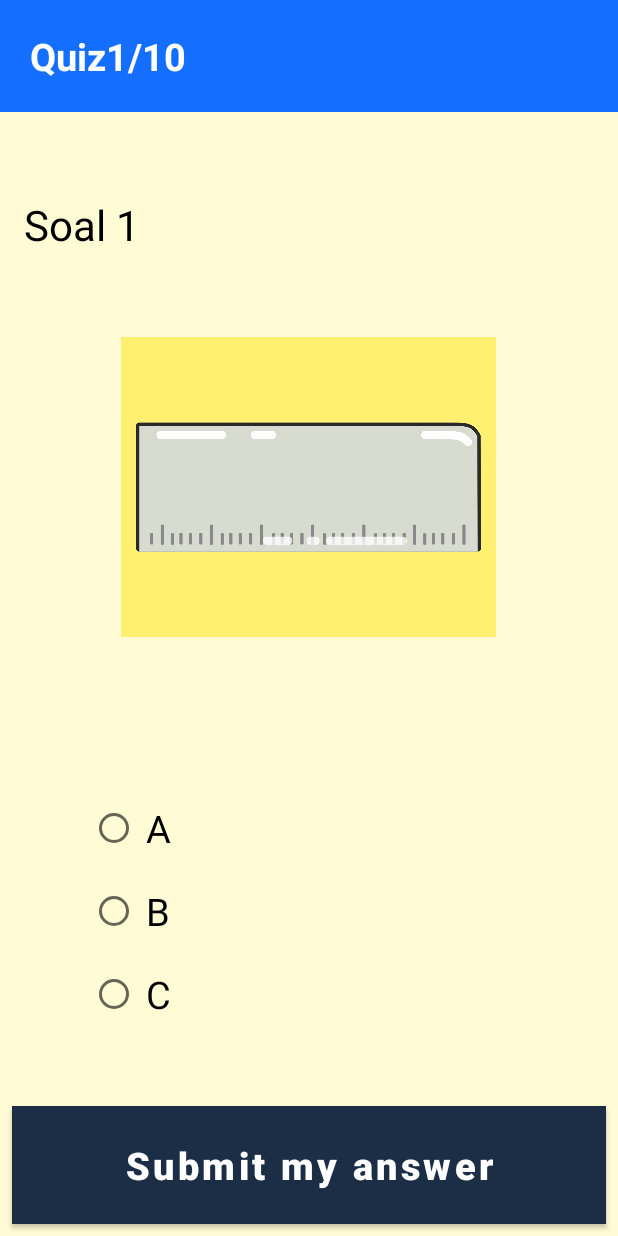
After one commit to Arispuuu/Belajar-Matematika, an Android app: the QuizBulatActivity screen opened directly, with no data from a screen before it, on a phone screen of 412 x 824 dp. The commit adds this screen. Run offline under Robolectric (Android 15) with nearby library versions, the phone set to English and light mode, and no system bars.

Commit message:
quiz uji coba jadi

```diff
--- a/app/src/main/AndroidManifest.xml
+++ b/app/src/main/AndroidManifest.xml
@@ -11,6 +11,12 @@
         android:roundIcon="@mipmap/ic_launcher_round"
         android:supportsRtl="true"
         android:theme="@style/Theme.BelajarMatematika">
+        <activity
+            android:name=".Quiz.ResultBulatActivity"
+            android:exported="false" />
+        <activity
+            android:name=".Quiz.QuizBulatActivity"
+            android:exported="false" />
         <activity
             android:name=".menuKuis.KuisActivity"
             android:exported="false" />
--- /dev/null
+++ b/app/src/main/java/com/c/belajarmatematika/Quiz/Quiz1.java
@@ -0,0 +1,103 @@
+package com.c.belajarmatematika.Quiz;
+
+public class Quiz1 {
+
+    private String mQuestions[] = {
+
+            "Soal 1",
+            "Soal 2",
+            "Soal 3",
+            "Soal 4",
+            "Soal 5",
+            "Soal 6",
+            "Soal 7",
+            "Soal 8",
+            "Soal 9",
+            "Soal 10",
+    };
+    private String mChoice[] [] = {
+            {"A","B","C"}, //soal 1
+            {"A","B","C"}, //soal 2
+            {"A","B","C"}, //soal 3
+            {"A","B","C"}, //soal 4
+            {"A","B","C"}, //soal 5
+            {"A","B","C"}, //soal 6
+            {"A","B","C"}, //soal 7
+            {"A","B","C"}, //soal 8
+            {"A","B","C"}, //soal 9
+            {"A","B","C"}, //soal 10
+
+    };
+
+    private String mImages[] = {
+            "bg_botton", // soal 1
+            "bg_kbutton", // soal 2
+            "bgmtk", // soal 3
+            "bt_back", // soal 4
+            "bt_chat", // soal 5
+            "bt_logout", // soal 6
+            "tb_materi", // soal 7
+            "tb_tentang", // soal 8
+            "tb_kuis", // soal 9
+            "tb_exit", // soal 10
+
+    };
+
+    private String mQuestionType[] = {
+            "radiobutton",
+            "radiobutton",
+            "radiobutton",
+            "radiobutton",
+            "radiobutton",
+            "radiobutton",
+            "radiobutton",
+            "radiobutton",
+            "radiobutton",
+            "radiobutton",
+    };
+
+    private String mCorrectAnswers [] = {
+            "A",
+            "A",
+            "A",
+            "A",
+            "A",
+            "A",
+            "A",
+            "A",
+            "A",
+            "A",
+
+    };
+
+    public String getQuestions(int q) {
+        String questions = mQuestions[q];
+        return questions;
+    }
+
+    public String[] getChoice(int q) {
+        String[] choice = mChoice[q];
+        return choice;
+    }
+
+    public String getImages(int q) {
+        String img = mImages[q];
+        return img;
+    }
+
+    public String getType(int q) {
+        String type = mQuestionType[q];
+        return type;
+    }
+
+    public  int getLength(){
+        return mQuestions.length;
+    }
+
+    public String getCorrectAnswers(int q) {
+
+        String correct = mCorrectAnswers[q];
+
+        return correct;
+    }
+}
--- /dev/null
+++ b/app/src/main/java/com/c/belajarmatematika/Quiz/QuizBulatActivity.java
@@ -0,0 +1,179 @@
+package com.c.belajarmatematika.Quiz;
+
+import androidx.appcompat.app.AppCompatActivity;
+
+import android.content.Intent;
+import android.os.Bundle;
+import android.os.Handler;
+import android.os.SystemClock;
+import android.view.View;
+import android.widget.Button;
+import android.widget.ImageView;
+import android.widget.LinearLayout;
+import android.widget.RadioButton;
+import android.widget.RadioGroup;
+import android.widget.ScrollView;
+import android.widget.TextView;
+import android.widget.Toast;
+
+import com.c.belajarmatematika.R;
+
+public class QuizBulatActivity extends AppCompatActivity {
+
+    private ImageView mQuizImage;
+
+    private String mAnswer;
+
+    private  int mScore = 0;
+
+    private int mQuizNum = 1;
+    private int QuestionNum = 0;
+
+    private TextView mQuestionView;
+    private TextView mQuizNumView;
+
+    private Quiz1 mQuestions = new Quiz1();
+
+    @Override
+    protected void onCreate(Bundle savedInstanceState) {
+        super.onCreate(savedInstanceState);
+        setContentView(R.layout.activity_quiz_bulat);
+
+        mQuestionView = findViewById(R.id.question_textview);
+        mQuizNumView = findViewById(R.id.quiznum_textview);
+
+        updateQuestion();
+
+        Button submit = findViewById(R.id.button_submit);
+
+        submit.setOnClickListener(new View.OnClickListener() {
+            @Override
+            public void onClick(View view) {
+
+                if (mQuestions.getType(QuestionNum) == "radiobutton") {
+
+                    if (mQuestions.getCorrectAnswers(QuestionNum).equals(mAnswer)){
+
+                        mScore++;
+
+                        displayToastCorrectAnswer();
+                    } else {
+
+                        displayToastWrongAnswer();
+                    }
+                }
+
+                SystemClock.sleep(1000);
+
+                if (QuestionNum == mQuestions.getLength() -1){
+
+                    Intent intent_result = new Intent(QuizBulatActivity.this, ResultBulatActivity.class);
+                    intent_result.putExtra("totalQuestions", mQuestions.getLength());
+                    intent_result.putExtra("finalScore", mScore);
+                    startActivity(intent_result);
+
+                    QuestionNum = 0;
+                    mQuizNum = 0;
+                    mScore = 0;
+
+                }else {
+
+                    QuestionNum++;
+                    mQuizNum++;
+                }
+
+                Handler handler = new Handler();
+                handler.postDelayed(new Runnable() {
+                    @Override
+                    public void run() {
+
+                    }
+                }, 1000);
+
+                updateQuestion();
+
+            }
+        });
+    }
+
+    private void displayToastCorrectAnswer(){
+        Toast.makeText(this, "Correct", Toast.LENGTH_SHORT).show();
+    }
+    private void displayToastWrongAnswer(){
+        Toast.makeText(this, "Wrong", Toast.LENGTH_SHORT).show();
+    }
+
+    private void updateQuestion(){
+
+        LinearLayout answer_layout = findViewById(R.id.answer_layout);
+        answer_layout.removeAllViews();
+        mAnswer="";
+
+        mQuizNumView.setText(mQuizNum + "/" + String.valueOf(mQuestions.getLength()));
+        mQuestionView.setText(mQuestions.getQuestions(QuestionNum));
+
+        if (mQuestions.getType(QuestionNum) == "radiobutton") {
+
+            showRadioButtonAnswers(QuestionNum);
+
+        }
+
+        showMainImage();
+
+        ScrollView sv = findViewById(R.id.scrollView);
+
+        sv.smoothScrollTo(0, 0);
+
+    }
+
+    private void showMainImage() {
+
+        mQuizImage = findViewById(R.id.quiz_image);
+
+        String img = mQuestions.getImages(QuestionNum);
+
+        mQuizImage.setImageResource(getResources().getIdentifier(img, "drawable",getPackageName()));
+
+    }
+
+    private void showRadioButtonAnswers(int qnum) {
+
+        final LinearLayout answerLayout = findViewById(R.id.answer_layout);
+
+        RadioGroup rg = new RadioGroup(this);
+        rg.setOrientation(RadioGroup.VERTICAL);
+
+        LinearLayout.LayoutParams lp = new LinearLayout.LayoutParams(
+                LinearLayout.LayoutParams.MATCH_PARENT,
+                LinearLayout.LayoutParams.WRAP_CONTENT
+        );
+
+        rg.setLayoutParams(lp);
+        rg.setPadding(90,0,0,0);
+
+        final RadioButton[] rb1 = new RadioButton[3];
+
+        for (int i = 0;i <=2 ; i++) {
+            rb1[i] = new RadioButton(this);
+            rb1[i].setText(mQuestions.getChoice(qnum) [i]);
+            rb1[i].setPadding(8, 16, 8, 16);
+            rb1[i].setTextSize(25);
+            rb1[i].setId(i);
+            rb1[i].setWidth(1000);
+
+            rg.addView(rb1[i]);
+        }
+
+        rg.setOnCheckedChangeListener(new RadioGroup.OnCheckedChangeListener() {
+            @Override
+            public void onCheckedChanged(RadioGroup radioGroup, int Id) {
+
+                mAnswer = mQuestions.getChoice(QuestionNum)[Id];
+
+            }
+        });
+
+        answerLayout.addView(rg);
+
+    }
+}
--- a/app/src/main/java/com/c/belajarmatematika/matematika/MenuActivity.java
+++ b/app/src/main/java/com/c/belajarmatematika/matematika/MenuActivity.java
@@ -7,6 +7,7 @@ import android.widget.Toast;
 
 import androidx.appcompat.app.AppCompatActivity;
 
+import com.c.belajarmatematika.Quiz.QuizBulatActivity;
 import com.c.belajarmatematika.activities.MainActivity;
 import com.c.belajarmatematika.activities.SignInActivity;
 import com.c.belajarmatematika.activities.UsersActivity;
@@ -43,6 +44,8 @@ public class MenuActivity extends AppCompatActivity {
                 startActivity(new Intent(getApplicationContext(), MainActivity.class)));
         binding.buttonMateri.setOnClickListener(v ->
                 startActivity(new Intent(getApplicationContext(), MateriActivity.class)));
+        binding.buttonKuis.setOnClickListener(v ->
+                startActivity(new Intent(getApplicationContext(), QuizBulatActivity.class)));
     }
 
     private void showToast(String message) {
--- /dev/null
+++ b/app/src/main/res/layout/activity_quiz_bulat.xml
@@ -0,0 +1,110 @@
+<?xml version="1.0" encoding="utf-8"?>
+<LinearLayout
+    xmlns:android="http://schemas.android.com/apk/res/android"
+    xmlns:app="http://schemas.android.com/apk/res-auto"
+    xmlns:tools="http://schemas.android.com/tools"
+    android:orientation="vertical"
+    android:background="#36FFEB3B"
+    android:layout_width="match_parent"
+    android:layout_height="match_parent"
+    tools:context=".Quiz.QuizBulatActivity">
+
+    <RelativeLayout
+        android:layout_width="match_parent"
+        android:layout_height="wrap_content"
+        android:background="#146eff">
+
+        <TextView
+            android:id="@+id/name_textview"
+            android:layout_width="wrap_content"
+            android:layout_height="wrap_content"
+            android:text=""
+            android:textSize="25sp"
+            android:textColor="#fff"/>
+
+        <LinearLayout
+            android:layout_width="wrap_content"
+            android:layout_height="wrap_content"
+            android:orientation="horizontal"
+            android:padding="20dp">
+
+            <TextView
+                android:layout_width="wrap_content"
+                android:layout_height="wrap_content"
+                android:text="Quiz"
+                android:textSize="25sp"
+                android:textStyle="bold"
+                android:textColor="#fff"/>
+
+            <TextView
+                android:id="@+id/quiznum_textview"
+                android:layout_width="wrap_content"
+                android:layout_height="wrap_content"
+                android:text=""
+                android:textSize="25sp"
+                android:textStyle="bold"
+                android:textColor="#fff"/>
+
+
+        </LinearLayout>
+
+
+    </RelativeLayout>
+
+    <ScrollView
+        android:layout_width="match_parent"
+        android:layout_height="match_parent"
+        android:layout_weight="8"
+        android:id="@+id/scrollView">
+
+        <LinearLayout
+            android:layout_marginTop="40dp"
+            android:layout_width="match_parent"
+            android:layout_height="wrap_content"
+            android:orientation="vertical">
+
+            <TextView
+                android:id="@+id/question_textview"
+                android:layout_width="match_parent"
+                android:layout_height="wrap_content"
+                android:textColor="#000"
+                android:padding="16dp"
+                android:textSize="28sp"/>
+
+            <ImageView
+                android:id="@+id/quiz_image"
+                android:layout_width="250dp"
+                android:layout_height="200dp"
+                android:layout_marginTop="40sp"
+                android:layout_gravity="center"
+                android:background="#A3FFEB3B"
+                android:padding="10dp"
+                app:srcCompat="@drawable/ic_logout" />
+
+            <LinearLayout
+                android:layout_width="match_parent"
+                android:layout_height="wrap_content"
+                android:layout_marginTop="100dp"
+                android:orientation="vertical"
+                android:id="@+id/answer_layout">
+
+
+            </LinearLayout>
+        </LinearLayout>
+
+    </ScrollView>
+
+    <Button
+        android:id="@+id/button_submit"
+        android:padding="16dp"
+        android:layout_margin="8dp"
+        android:textStyle="bold"
+        android:textSize="25sp"
+        android:textAllCaps="false"
+        android:textColor="#fff"
+        android:background="#146eff"
+        android:layout_width="match_parent"
+        android:layout_height="wrap_content"
+        android:text="Submit my answer"/>
+
+</LinearLayout>
--- a/app/src/main/res/values/strings.xml
+++ b/app/src/main/res/values/strings.xml
@@ -12,4 +12,5 @@
     <string name="sign_in">Sign In</string>
     <string name="select_user">Select User</string>
     <string name="type_a_message">Type a message</string>
+    <string name="txtCorrectScore">"you've got %1$s out %2$s correct."</string>
 </resources>
```
Also changed, not shown: app/src/main/java/com/c/belajarmatematika/Quiz/ResultBulatActivity.java (added, +46 -0 lines), app/src/main/java/com/c/belajarmatematika/menuKuis/KuisActivity.java (deleted, +0 -16 lines), app/src/main/res/layout/activity_kuis.xml (deleted, +0 -16 lines), app/src/main/res/layout/activity_result_bulat.xml (added, +65 -0 lines).
